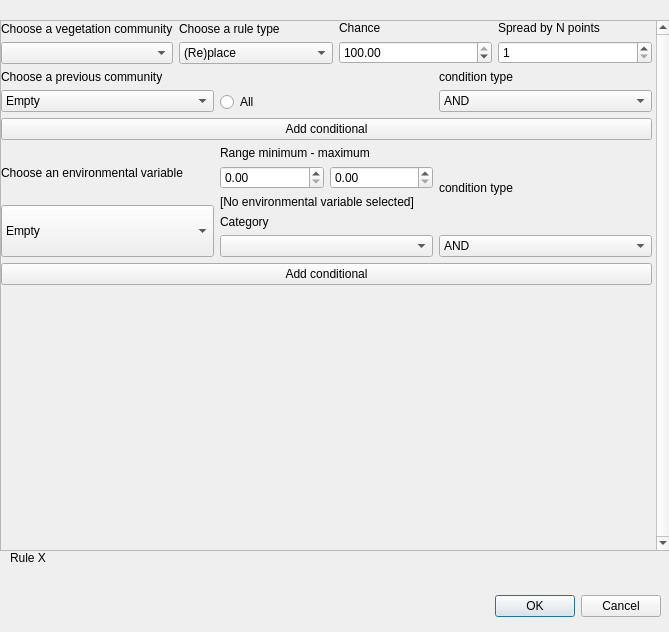
This is MSA_QGIS_dialog_popup_add_rule.ui in ThyavdBerg/MSA-Q as Qt 5 draws it before an edit. The edited form follows.
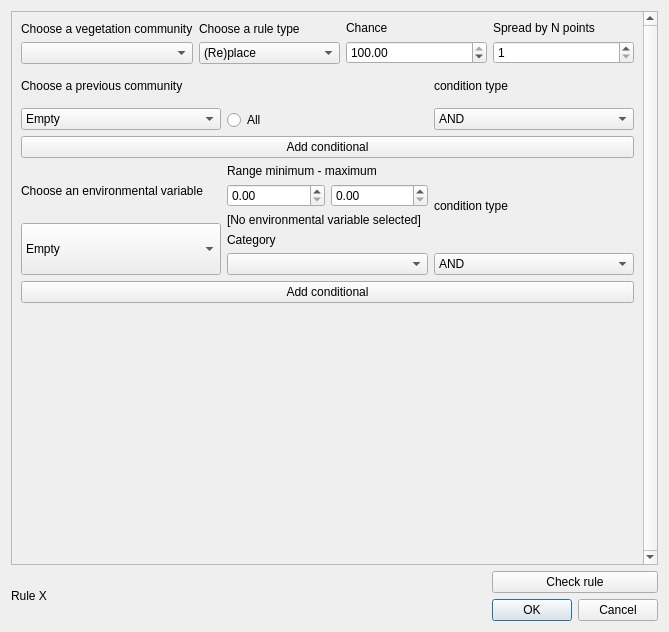
This is the edited form.

Commit message: This is a very very messy commit, as nothing is done, but contains fully functional adding of a new rule and the beginnings of the rule tree

```diff
--- a/MSA_QGIS_dialog_popup_add_rule.ui
+++ b/MSA_QGIS_dialog_popup_add_rule.ui
@@ -13,31 +13,9 @@
   <property name="windowTitle">
    <string>Dialog</string>
   </property>
-  <widget class="QDialogButtonBox" name="buttonBox">
-   <property name="geometry">
-    <rect>
-     <x>320</x>
-     <y>590</y>
-     <width>341</width>
-     <height>32</height>
-    </rect>
-   </property>
-   <property name="orientation">
-    <enum>Qt::Horizontal</enum>
-   </property>
-   <property name="standardButtons">
-    <set>QDialogButtonBox::Cancel|QDialogButtonBox::Ok</set>
-   </property>
-  </widget>
+  <layout class="QVBoxLayout" name="verticalLayout_9">
+   <item>
   <widget class="QScrollArea" name="scrollArea">
-   <property name="geometry">
-    <rect>
-     <x>0</x>
-     <y>20</y>
-     <width>671</width>
-     <height>531</height>
-    </rect>
-   </property>
    <property name="verticalScrollBarPolicy">
     <enum>Qt::ScrollBarAlwaysOn</enum>
    </property>
@@ -49,19 +27,12 @@
      <rect>
       <x>0</x>
       <y>0</y>
-      <width>652</width>
-      <height>529</height>
-     </rect>
-    </property>
-    <widget class="QWidget" name="layoutWidget">
-     <property name="geometry">
-      <rect>
-       <x>0</x>
-       <y>0</y>
-       <width>651</width>
-       <height>521</height>
-      </rect>
-     </property>
+        <width>632</width>
+        <height>550</height>
+       </rect>
+      </property>
+      <layout class="QHBoxLayout" name="horizontalLayout_2">
+       <item>
      <layout class="QVBoxLayout" name="vLayout_total">
       <item>
        <layout class="QHBoxLayout" name="hLayout_top">
@@ -238,16 +209,12 @@
        </layout>
       </item>
       <item>
-       <layout class="QHBoxLayout" name="horizontalLayout_2">
-        <item>
          <widget class="QPushButton" name="pushButton_condVegCom">
           <property name="text">
            <string>Add conditional</string>
           </property>
          </widget>
         </item>
-       </layout>
-      </item>
       <item>
        <layout class="QHBoxLayout" name="hLayout_envVar" stretch="0,0,0">
         <item>
@@ -353,16 +320,12 @@
        </layout>
       </item>
       <item>
-       <layout class="QHBoxLayout" name="horizontalLayout_3">
-        <item>
          <widget class="QPushButton" name="pushButton_condEnvVar">
           <property name="text">
            <string>Add conditional</string>
           </property>
          </widget>
         </item>
-       </layout>
-      </item>
       <item>
        <spacer name="vSpacer_total">
         <property name="orientation">
@@ -370,29 +333,70 @@
         </property>
         <property name="sizeHint" stdset="0">
          <size>
-          <width>20</width>
-          <height>900</height>
+             <width>17</width>
+             <height>240</height>
          </size>
         </property>
        </spacer>
       </item>
      </layout>
-    </widget>
-   </widget>
-  </widget>
+       </item>
+      </layout>
+     </widget>
+    </widget>
+   </item>
+   <item>
+    <layout class="QHBoxLayout" name="horizontalLayout_4" stretch="0,1,0">
+     <item>
   <widget class="QLabel" name="label_writtenRule">
-   <property name="geometry">
-    <rect>
-     <x>10</x>
-     <y>550</y>
-     <width>659</width>
-     <height>16</height>
-    </rect>
-   </property>
    <property name="text">
     <string>Rule X</string>
    </property>
-  </widget>
+       <property name="wordWrap">
+        <bool>true</bool>
+       </property>
+      </widget>
+     </item>
+     <item>
+      <spacer name="horizontalSpacer">
+       <property name="orientation">
+        <enum>Qt::Horizontal</enum>
+       </property>
+       <property name="sizeType">
+        <enum>QSizePolicy::MinimumExpanding</enum>
+       </property>
+       <property name="sizeHint" stdset="0">
+        <size>
+         <width>40</width>
+         <height>20</height>
+        </size>
+       </property>
+      </spacer>
+     </item>
+     <item>
+      <layout class="QVBoxLayout" name="verticalLayout">
+       <item>
+        <widget class="QPushButton" name="pushButton_checkRule">
+         <property name="text">
+          <string>Check rule</string>
+         </property>
+        </widget>
+       </item>
+       <item>
+        <widget class="QDialogButtonBox" name="buttonBox">
+         <property name="orientation">
+          <enum>Qt::Horizontal</enum>
+         </property>
+         <property name="standardButtons">
+          <set>QDialogButtonBox::Cancel|QDialogButtonBox::Ok</set>
+         </property>
+        </widget>
+       </item>
+      </layout>
+     </item>
+    </layout>
+   </item>
+  </layout>
  </widget>
  <resources/>
  <connections>
```
Left out of the diff: 2 changed lines with no effect on the pictures. Lines whose indentation alone changed are shown as unchanged. The commit also changes 6 other files.
